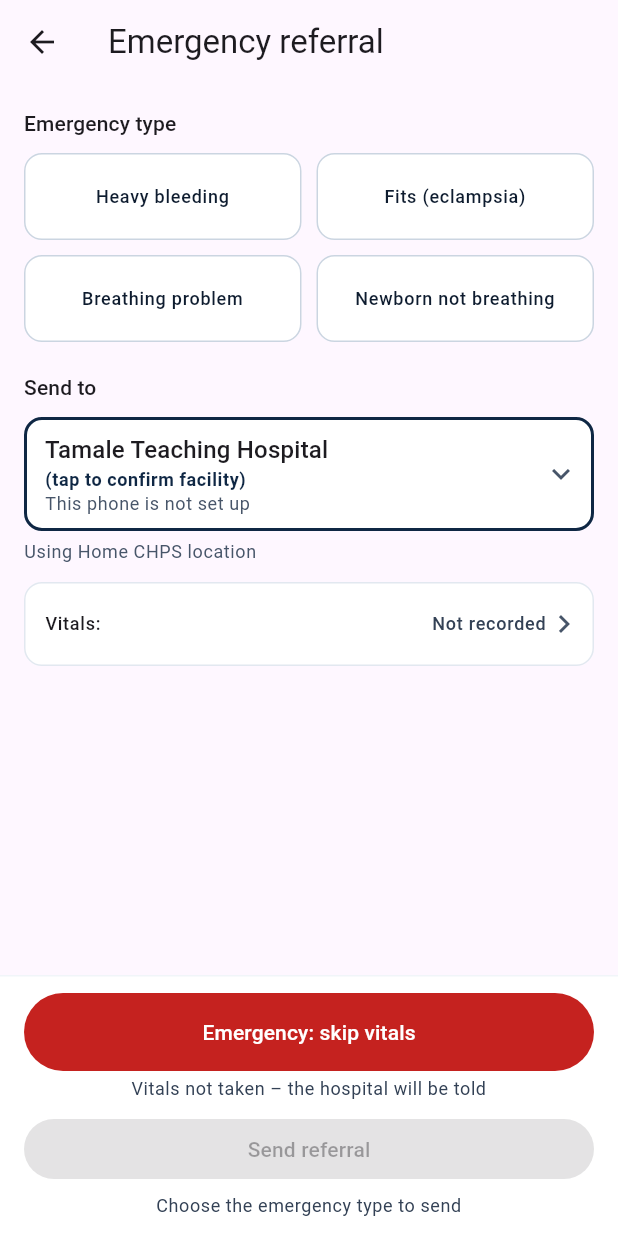
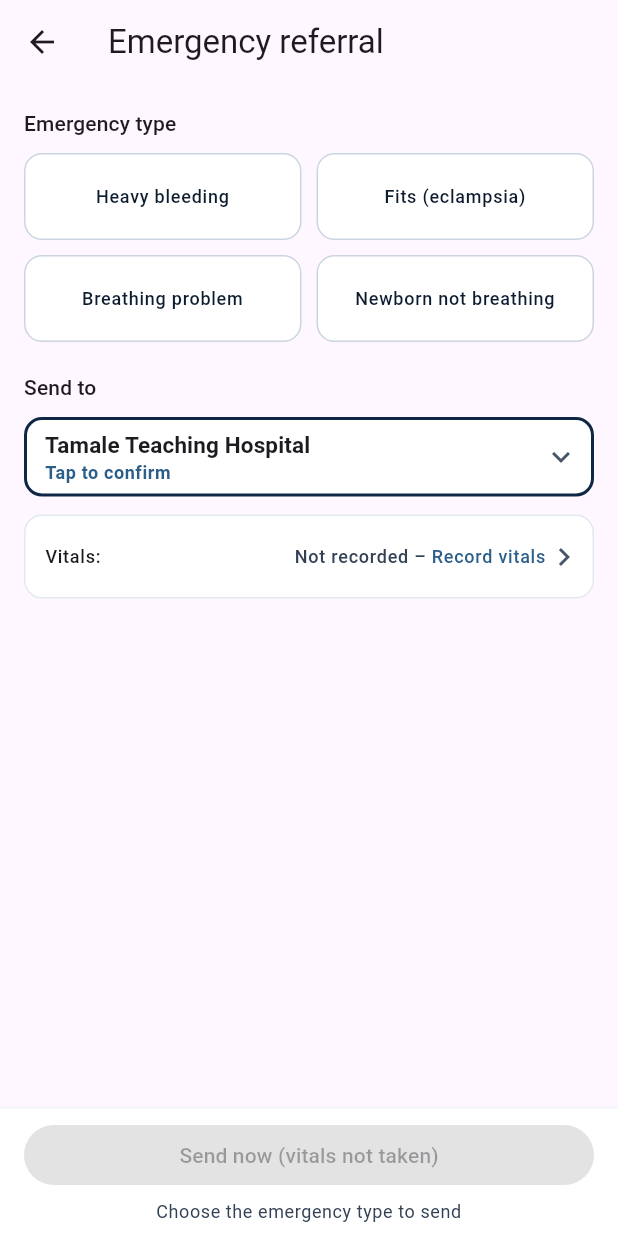
Before and after one commit to MusheAbdulHakim/Yoma-Triage, a Flutter app: the ReferralScreen screen opened directly, on a phone screen of 412 x 824 dp. Run offline on Flutter 3.47's test engine with Material 3 defaults, Android fonts, the phone set to English and light mode, and no system bars; our stand-ins replace connectivity_plus, shared_preferences, sqflite; missing offline and left inert: app_settings, record, tflite_flutter; accounts and stored records are empty.

Commit message:
feat(referral): one bottom button; Send to on one line; vitals row links to Record vitals
- One button: "Send referral" when vitals were recorded; otherwise
  "Send now (vitals not taken)", which uses the existing skip-vitals
  path and hospital notice. The separate red skip button is gone. Still
  disabled until an emergency type is chosen.
- Vitals row: "Not recorded – Record vitals ›" opens Record vitals.
- Send to: the facility name and a chevron, with a small "Tap to
  confirm" only until confirmed (same confirm behaviour). The origin
  line and the CHPS name are no longer on the form.
- Test: the type chips, Send to and the vitals row scroll fully clear
  of the bottom area at 360 dp and at 320 dp with 130% text.

```diff
--- a/mobile/lib/screens/referral_screen.dart
+++ b/mobile/lib/screens/referral_screen.dart
@@ -68,7 +68,6 @@ class _ReferralScreenState extends State<ReferralScreen> {
   ReferralGraph? _graph;
   CatalogFacility? _selectedFacility;
   ChoIdentity? _identity;
-  bool _identityLoaded = false;
   String _originBanner = 'Using Home CHPS location';
   double? _originLat;
   double? _originLon;
@@ -87,7 +86,6 @@ class _ReferralScreenState extends State<ReferralScreen> {
       if (!mounted) return;
       setState(() {
         _identity = identity;
-        _identityLoaded = true;
       });
       final graph = await _catalogStore.load();
       final home = identity == null ? null : graph.compoundById(identity.compoundId);
@@ -205,8 +203,8 @@ class _ReferralScreenState extends State<ReferralScreen> {
       return;
     }
     if (_vitals == null) {
-      setState(() => _error = 'Record vitals first (tap Vitals above), '
-          'or use Emergency: skip vitals');
+      // The button sends without vitals in that case; this is only a guard.
+      await _skipVitals();
       return;
     }
     await _send(vitalsTaken: true);
@@ -396,9 +394,9 @@ class _ReferralScreenState extends State<ReferralScreen> {
                   borderRadius: BorderRadius.circular(YomaRadii.md),
                   onTap: _openPicker,
                   child: ConstrainedBox(
-                    constraints: const BoxConstraints(minHeight: 56),
+                    constraints: const BoxConstraints(minHeight: 52),
                     child: Padding(
-                      padding: const EdgeInsets.fromLTRB(14, 10, 10, 10),
+                      padding: const EdgeInsets.fromLTRB(14, 8, 10, 8),
                       child: Row(
                         children: [
                           Expanded(
@@ -407,25 +405,21 @@ class _ReferralScreenState extends State<ReferralScreen> {
                               children: [
                                 Text(
                                   facilityLabel,
-                                  style: Theme.of(context).textTheme.titleMedium,
-                                ),
-                                Text(
-                                  _facilityConfirmed ? '(confirmed)' : '(tap to confirm facility)',
-                                  style: Theme.of(context).textTheme.bodySmall?.copyWith(
-                                        color: _facilityConfirmed
-                                            ? YomaColors.grey600
-                                            : YomaColors.brand,
-                                        fontWeight: FontWeight.w600,
-                                      ),
-                                ),
-                                Text(
-                                  _identity?.compoundName ??
-                                      (_identityLoaded ? 'This phone is not set up' : '…'),
                                   style: Theme.of(context)
                                       .textTheme
-                                      .bodySmall
-                                      ?.copyWith(color: YomaColors.grey600),
+                                      .titleSmall
+                                      ?.copyWith(fontSize: 15, fontWeight: FontWeight.w700),
                                 ),
+                                // Only until the CHO has confirmed the facility.
+                                if (!_facilityConfirmed)
+                                  Text(
+                                    'Tap to confirm',
+                                    key: const Key('referral_send_to_confirm'),
+                                    style: Theme.of(context).textTheme.bodySmall?.copyWith(
+                                          color: YomaColors.tertiary,
+                                          fontWeight: FontWeight.w600,
+                                        ),
+                                  ),
                               ],
                             ),
                           ),
@@ -437,14 +431,6 @@ class _ReferralScreenState extends State<ReferralScreen> {
                 ),
               ),
             ),
-            if (!_facilityConfirmed)
-              Padding(
-                padding: const EdgeInsets.only(top: 6),
-                child: Text(
-                  _originBanner,
-                  style: Theme.of(context).textTheme.bodySmall?.copyWith(color: YomaColors.grey600),
-                ),
-              ),
             if (widget.aiScreenResult case final label?)
               Padding(
                 padding: const EdgeInsets.only(top: 12),
@@ -478,31 +464,11 @@ class _ReferralScreenState extends State<ReferralScreen> {
         child: SafeArea(
           top: false,
           child: Padding(
-            padding: const EdgeInsets.fromLTRB(16, 12, 16, 12),
+            padding: const EdgeInsets.fromLTRB(16, 8, 16, 8),
             child: Column(
               mainAxisSize: MainAxisSize.min,
               crossAxisAlignment: CrossAxisAlignment.stretch,
               children: [
-                // Pinned, so the one-tap emergency path is always on screen.
-                FilledButton(
-                  key: const Key('referral_skip_vitals'),
-                  style: FilledButton.styleFrom(
-                    minimumSize: const Size.fromHeight(52),
-                    backgroundColor: TriageColors.red, // emergency override (design system)
-                  ),
-                  onPressed: _submitting ? null : _skipVitals,
-                  child: const Text('Emergency: skip vitals'),
-                ),
-                Padding(
-                  padding: const EdgeInsets.symmetric(vertical: 4),
-                  child: Text(
-                    'Vitals not taken – the hospital will be told',
-                    key: const Key('referral_vitals_not_taken'),
-                    textAlign: TextAlign.center,
-                    style:
-                        Theme.of(context).textTheme.bodySmall?.copyWith(color: YomaColors.grey700),
-                  ),
-                ),
                 if (_skipError != null)
                   Padding(
                     padding: const EdgeInsets.only(bottom: 6),
@@ -516,12 +482,21 @@ class _ReferralScreenState extends State<ReferralScreen> {
                           ),
                     ),
                   ),
-                const SizedBox(height: 4),
+                // One button. With vitals it sends them; without, it uses the one-tap
+                // skip-vitals path and the hospital is told vitals were not taken.
                 FilledButton(
                   key: const Key('referral_send'),
                   // Grey until an emergency type is chosen; every other check runs on tap.
-                  onPressed: _submitting || _emergencyType == null ? null : _submit,
-                  child: Text(_submitting ? 'Submitting…' : 'Send referral'),
+                  onPressed: _submitting || _emergencyType == null
+                      ? null
+                      : (_vitals == null ? _skipVitals : _submit),
+                  child: Text(
+                    _submitting
+                        ? 'Sending…'
+                        : _vitals == null
+                            ? 'Send now (vitals not taken)'
+                            : 'Send referral',
+                  ),
                 ),
                 if (_emergencyType == null)
                   Padding(
@@ -581,9 +556,18 @@ class _ReferralScreenState extends State<ReferralScreen> {
     Widget trailing;
     String spoken;
     if (v == null) {
-      trailing = Text(
-        'Not recorded',
-        style: text.labelMedium?.copyWith(color: YomaColors.grey700),
+      trailing = Text.rich(
+        TextSpan(
+          text: 'Not recorded – ',
+          style: text.labelMedium?.copyWith(color: YomaColors.grey700),
+          children: [
+            TextSpan(
+              text: 'Record vitals',
+              style: text.labelMedium?.copyWith(color: YomaColors.tertiary),
+            ),
+          ],
+        ),
+        textAlign: TextAlign.end,
       );
       spoken = 'Vitals: not recorded. Tap to record vitals.';
     } else {
```
Also changed, not shown: 11 other files.
